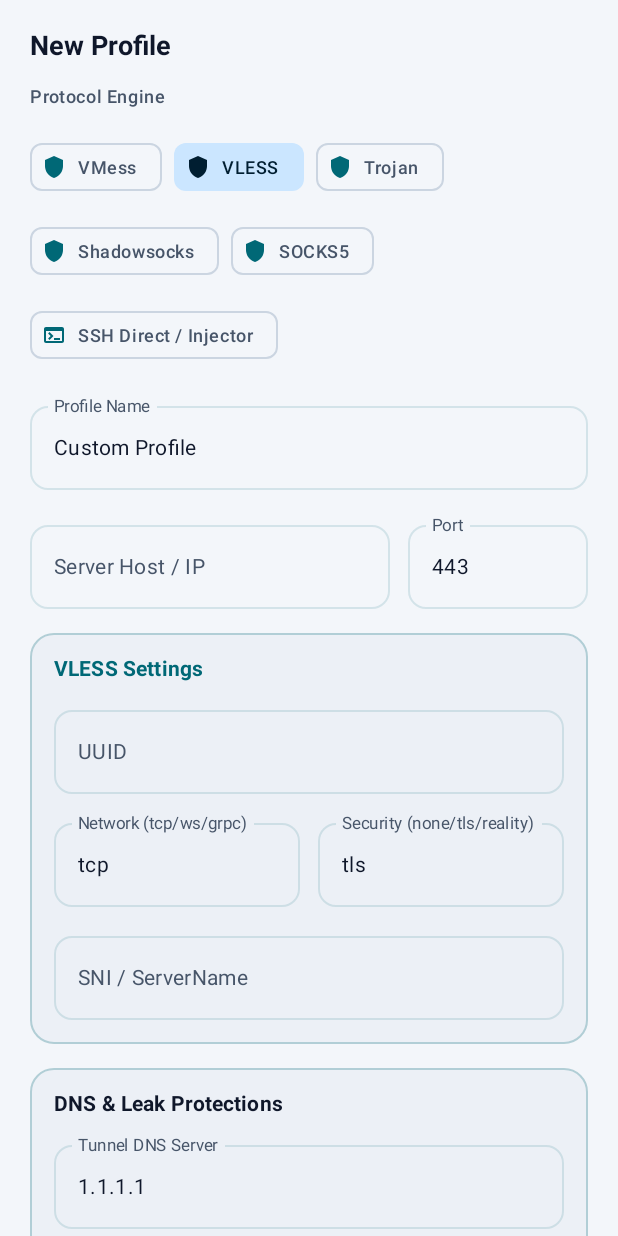
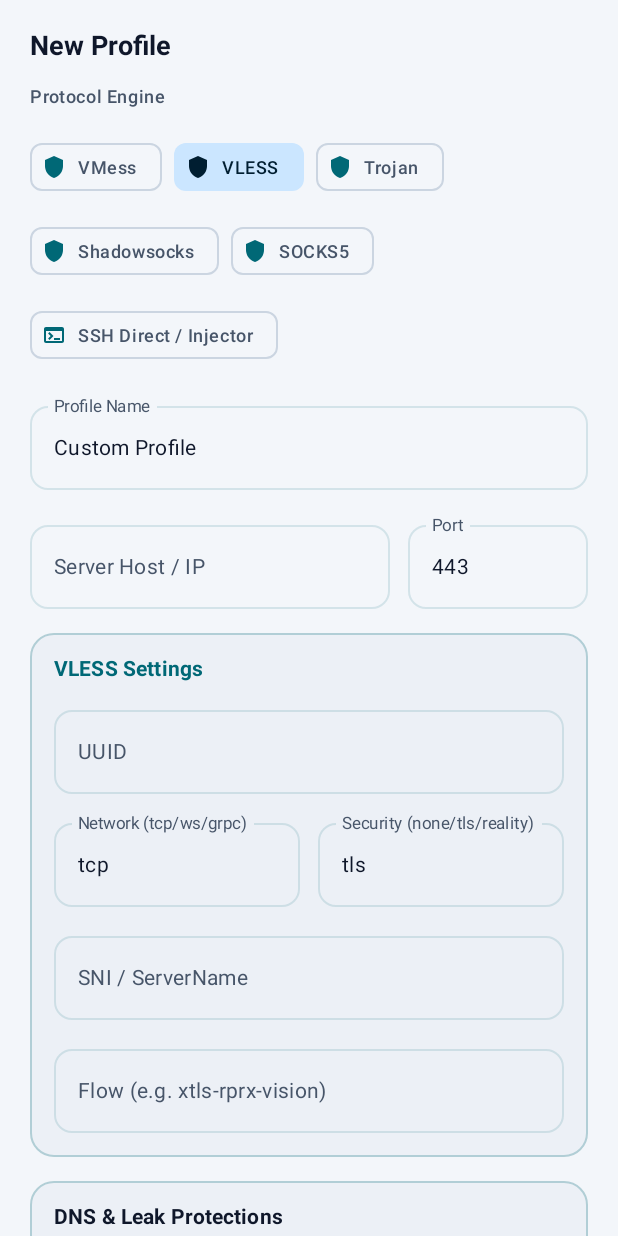
Before and after one commit to appbuilderLiaqatAli078-design/LiAqatAli-Tunnel-vpn, an Android app built with Jetpack Compose: the composable ProfileEditScreen called with empty values, on a phone screen of 412 x 824 dp. Run offline under Robolectric (Android 15) with nearby library versions, the phone set to English and light mode, and no system bars.

Commit message:
feat: add VLESS flow support and improve routing
- Add flow parameter support for VLESS profiles in models, parser, and UI
- Include flow field in Xray configuration generation
- Exclude VPN service from TUN routing to prevent potential loops

```diff
--- a/app/src/main/java/com/example/model/VpnModels.kt
+++ b/app/src/main/java/com/example/model/VpnModels.kt
@@ -72,6 +72,7 @@ data class VpnProfile(
     val shortId: String = "",
     val fingerprint: String = "chrome",
     val alpn: String = "h2,http/1.1",
+    val flow: String = "",
     // SSH Specific
     val sshUsername: String = "",
     val sshPayload: String = "", // e.g. CONNECT [host_port] HTTP/1.1[crlf]Host: [host][crlf][crlf]
--- a/app/src/main/java/com/example/ui/screens/ProfileEditScreen.kt
+++ b/app/src/main/java/com/example/ui/screens/ProfileEditScreen.kt
@@ -67,6 +67,7 @@ fun ProfileEditScreen(
     var sni by remember { mutableStateOf(initialProfile?.sni ?: "") }
     var path by remember { mutableStateOf(initialProfile?.path ?: "") }
     var pbk by remember { mutableStateOf(initialProfile?.publicKey ?: "") }
+    var flow by remember { mutableStateOf(initialProfile?.flow ?: "") }
 
     // SSH Specific
     var sshUser by remember { mutableStateOf(initialProfile?.sshUsername ?: "root") }
@@ -292,6 +293,16 @@ fun ProfileEditScreen(
                             shape = RoundedCornerShape(12.dp)
                         )
                     }
+
+                    if (protocol == ProtocolType.VLESS) {
+                        OutlinedTextField(
+                            value = flow,
+                            onValueChange = { flow = it },
+                            label = { Text("Flow (e.g. xtls-rprx-vision)") },
+                            modifier = Modifier.fillMaxWidth(),
+                            shape = RoundedCornerShape(12.dp)
+                        )
+                    }
                 }
             }
         }
@@ -453,7 +464,8 @@ fun ProfileEditScreen(
                         dnsPrimary = dnsPrimary,
                         blockIpv6 = blockIpv6,
                         perAppProxy = perAppProxy,
-                        selectedApps = apps
+                        selectedApps = apps,
+                        flow = flow.trim()
                     )
 
                     onSaveProfile(updated)
--- a/app/src/main/java/com/example/vpn/engine/XrayEngineAdapter.kt
+++ b/app/src/main/java/com/example/vpn/engine/XrayEngineAdapter.kt
@@ -33,9 +33,8 @@ class XrayEngineAdapter : VpnEngineAdapter {
             AppLogger.i(TAG, "Preparing Xray Core environment and assets")
             setupAssets(vpnService)
 
-            val cachePath = vpnService.cacheDir.absolutePath
             val assetPath = vpnService.filesDir.absolutePath
-            Libv2ray.initCoreEnv(assetPath, cachePath)
+            Libv2ray.initCoreEnv(assetPath, "")
 
             val configJson = buildXrayConfig(profile, localSocksPort)
             AppLogger.i(TAG, "Generated Xray configuration for protocol: ${profile.protocol.displayName} (port $localSocksPort)")
@@ -171,6 +170,9 @@ class XrayEngineAdapter : VpnEngineAdapter {
                             val users = JSONArray().put(JSONObject().apply {
                                 put("id", profile.password)
                                 put("encryption", "none")
+                                if (profile.flow.isNotBlank()) {
+                                    put("flow", profile.flow)
+                                }
                             })
                             put("users", users)
                         }
```
Also changed, not shown: app/src/main/java/com/example/parser/ConfigParser.kt (+8 -3 lines), app/src/main/java/com/example/vpn/AegisVpnService.kt (+8 -0 lines).
